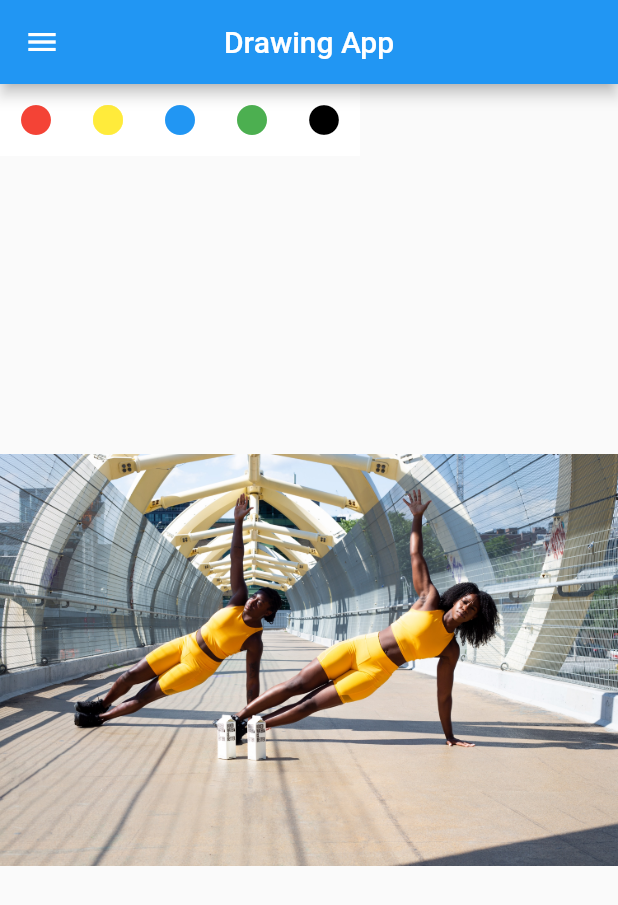
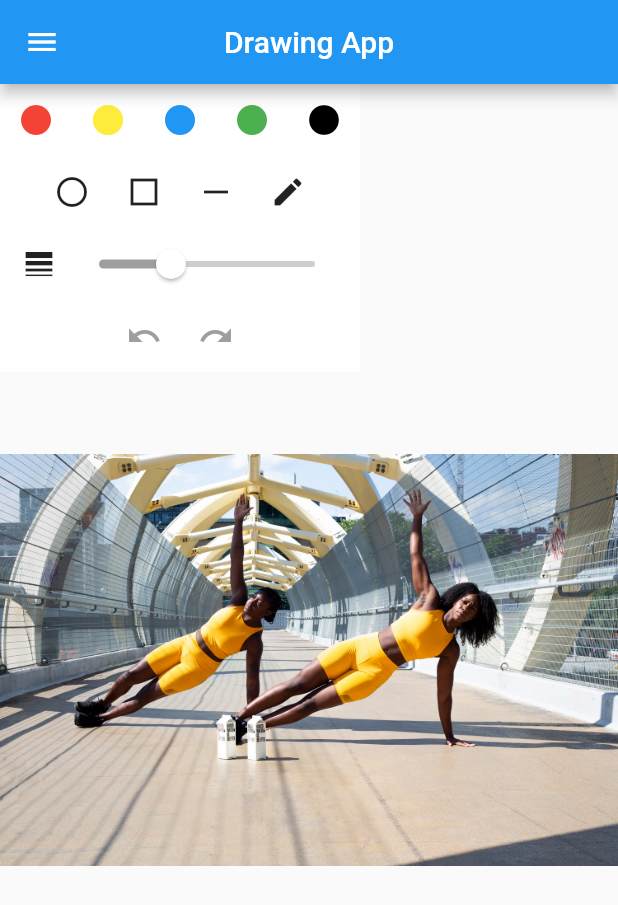
Before and after one commit to pie-sfac/2Team-Pain-Catchers, a Flutter app: the DrawingPage screen opened directly, on a phone screen of 412 x 824 dp. Shown: the top 905 px of the screen. Run offline on Flutter 3.47's test engine with Material 2 defaults, Android fonts, the phone set to English and light mode, and no system bars; our stand-ins replace camera, dio, flutter_riverpod, freezed_annotation, go_router, hive_flutter and 5 more; missing offline and left inert: flutter_ffmpeg, google_ml_kit, google_mlkit_commons, google_mlkit_pose_detection; accounts and stored records are empty; generated files the repository leaves out were written again.

Commit message:
undo, redo 구현

```diff
--- a/catchmypain/lib/provider/drawing_provider.dart
+++ b/catchmypain/lib/provider/drawing_provider.dart
@@ -3,16 +3,18 @@ import 'package:catchmypain/model/sketch.dart';
 import 'package:flutter/material.dart';
 import 'package:flutter_riverpod/flutter_riverpod.dart';
 
-// Color 타입의 StateProvider를 선언합니다.
-// 초기 값으로 Colors.blue를 설정합니다.
-final colorProvider = StateProvider<Color>((ref) {
+final colorProvider = StateProvider<Color>((ref) {    // Color 타입의 StateProvider를 선언합니다.
   return Colors.black;
 });
 
-final sizeProvider = StateProvider<double>((ref) => 10);
+final sizeProvider = StateProvider<double>((ref) => 10);    //strokeSize
 
-final sketchesProvider = StateProvider<List<Sketch>>((ref) => []);
+final sketchesProvider = StateProvider<List<Sketch>>((ref) => []);    //allSketches
 
-final sketchProvider = StateProvider<Sketch?>((ref) => null);
+final sketchProvider = StateProvider<Sketch?>((ref) => null);    //currentSketch
 
 final drawingModeProvider = StateProvider<DrawingMode>((ref) => DrawingMode.pencil);
+
+final stackProvider = StateProvider<List<Sketch>>((ref) => []);
+
+final saveProvider = StateProvider<List<Sketch>>((ref) => []);
--- a/catchmypain/lib/view/page/drawing_page.dart
+++ b/catchmypain/lib/view/page/drawing_page.dart
@@ -4,17 +4,48 @@ import 'package:catchmypain/provider/drawing_provider.dart';
 import 'package:catchmypain/view/widgets/drawing_canvas.dart';
 import 'package:flutter/material.dart';
 import 'package:flutter_riverpod/flutter_riverpod.dart';
+import 'package:catchmypain/model/sketch.dart';
 
 class DrawingPage extends ConsumerWidget {
   const DrawingPage({super.key});
   @override
   Widget build(BuildContext context, WidgetRef ref) {
     // colorProvider를 감시하여 현재 Color 상태를 가져옵니다.
-    // final selectedColor = ref.watch(colorProvider);
-    // final strokeSize = ref.watch(sizeProvider);
+    final selectedColor = ref.watch(colorProvider);
+    final strokeSize = ref.watch(sizeProvider);
     // final allSketches = ref.watch(sketchesProvider);
     // final currentSketch = ref.watch(sketchProvider);
+    // final sketchStack = ref.watch(stackProvider);
+
     bool isMenuOpen = true;
+
+    void undo() {
+      if (ref.read(sketchesProvider.notifier).state.isEmpty)
+        return;
+      else {
+        Sketch tmp = ref.read(sketchesProvider.notifier).state.removeLast();
+        ref.read(stackProvider.notifier).state.add(tmp);
+        ref.read(sketchProvider.notifier).state = Sketch(
+            points: [],
+            color: selectedColor,
+            size: strokeSize,
+            mode: DrawingMode.pencil);
+        // Trigger a rebuild after state change
+        ref.refresh(sketchProvider);
+
+      }
+    }
+
+    void redo() {
+      if (ref.read(stackProvider.notifier).state.isEmpty) {
+        return;
+      } else {
+        Sketch tmp = ref.read(stackProvider.notifier).state.removeLast();
+        ref.read(sketchesProvider.notifier).state.add(tmp);
+        ref.read(sketchProvider.notifier).state = tmp;
+        ref.refresh(sketchProvider);
+      }
+    }
 
     return Scaffold(
       appBar: AppBar(
@@ -96,73 +127,83 @@ class DrawingPage extends ConsumerWidget {
                             ),
                           ],
                         ),
-                        // Row(
-                        //   mainAxisSize: MainAxisSize.min,
-                        //   children: [
-                        //     IconButton(
-                        //       icon: Icon(Icons.circle_outlined),
-                        //       onPressed: () {
-                        //         drawingMode.value = DrawingMode.circle;
-                        //       },
-                        //     ),
-                        //     IconButton(
-                        //       icon: Icon(Icons.square_outlined),
-                        //       onPressed: () {
-                        //         drawingMode.value = DrawingMode.rect;
-                        //       },
-                        //     ),
-                        //     IconButton(
-                        //       icon: Icon(Icons.horizontal_rule),
-                        //       onPressed: () {
-                        //         drawingMode.value = DrawingMode.line;
-                        //       },
-                        //     ),
-                        //     IconButton(
-                        //       icon: Icon(Icons.edit),
-                        //       onPressed: () {
-                        //         drawingMode.value = DrawingMode.pencil;
-                        //       },
-                        //     ),
-                        //   ],
-                        // ),
-                        // Row(
-                        //   mainAxisSize: MainAxisSize.min,
-                        //   children: [
-                        //     SizedBox(
-                        //       width: 8,
-                        //     ),
-                        //     Icon(Icons.line_weight),
-                        //     SizedBox(
-                        //       width: 4,
-                        //     ),
-                        //     Slider(
-                        //       thumbColor: Colors.white,
-                        //       activeColor: Colors.grey,
-                        //       inactiveColor: Colors.grey.withOpacity(0.5),
-                        //       value: strokeSize.value,
-                        //       min: 0,
-                        //       max: 50,
-                        //       onChanged: (val) {
-                        //         strokeSize.value = val;
-                        //       },
-                        //     ),
-                        //   ],
-                        // ),
-                        // Row(
-                        //   mainAxisSize: MainAxisSize.min,
-                        //   children: [
-                        //     IconButton(
-                        //         onPressed: allSketches.value.isNotEmpty
-                        //             ? () => undoRedoStack.value.undo()
-                        //             : null,
-                        //         icon: Icon(Icons.undo)),
-                        //     IconButton(
-                        //         onPressed: allSketches.value.isNotEmpty
-                        //             ? () => undoRedoStack.value.redo()
-                        //             : null,
-                        //         icon: Icon(Icons.redo))
-                        //   ],
-                        // )
+                        Row(
+                          mainAxisSize: MainAxisSize.min,
+                          children: [
+                            IconButton(
+                              icon: Icon(Icons.circle_outlined),
+                              onPressed: () {
+                                ref.read(drawingModeProvider.notifier).state =
+                                    DrawingMode.circle;
+                              },
+                            ),
+                            IconButton(
+                              icon: Icon(Icons.square_outlined),
+                              onPressed: () {
+                                ref.read(drawingModeProvider.notifier).state =
+                                    DrawingMode.rect;
+                              },
+                            ),
+                            IconButton(
+                              icon: Icon(Icons.horizontal_rule),
+                              onPressed: () {
+                                ref.read(drawingModeProvider.notifier).state =
+                                    DrawingMode.line;
+                              },
+                            ),
+                            IconButton(
+                              icon: Icon(Icons.edit),
+                              onPressed: () {
+                                ref.read(drawingModeProvider.notifier).state =
+                                    DrawingMode.pencil;
+                              },
+                            ),
+                          ],
+                        ),
+                        Row(
+                          mainAxisSize: MainAxisSize.min,
+                          children: [
+                            SizedBox(
+                              width: 8,
+                            ),
+                            Icon(Icons.line_weight),
+                            SizedBox(
+                              width: 4,
+                            ),
+                            Slider(
+                              thumbColor: Colors.white,
+                              activeColor: Colors.grey,
+                              inactiveColor: Colors.grey.withOpacity(0.5),
+                              value: strokeSize,
+                              min: 0,
+                              max: 30,
+                              onChanged: (val) {
+                                ref.read(sizeProvider.notifier).state = val;
+                              },
+                            ),
+                          ],
+                        ),
+                        Row(
+                          mainAxisSize: MainAxisSize.min,
+                          children: [
+                            IconButton(
+                                onPressed: () => undo(),
+                                icon: (ref.watch(sketchesProvider).isNotEmpty)
+                                    ? Icon(Icons.undo)
+                                    : Icon(
+                                        Icons.undo,
+                                        color: Colors.grey,
+                                      )),
+                            IconButton(
+                                onPressed: () => redo(),
+                                icon: (ref.watch(stackProvider).isNotEmpty)
+                                    ? Icon(Icons.redo)
+                                    : Icon(
+                                        Icons.redo,
+                                        color: Colors.grey,
+                                      ))
+                          ],
+                        )
                       ],
                     ),
                   ),
@@ -170,7 +211,15 @@ class DrawingPage extends ConsumerWidget {
               ),
             ],
           ),
-          Text('빈 페이지'),
+          Column(
+            mainAxisSize: MainAxisSize.min,
+            // crossAxisAlignment: CrossAxisAlignment.baseline,
+            children: [
+              Stack(
+                children: [],
+              )
+            ],
+          ),
         ],
       ),
       // floatingActionButton: Column(
```
Also changed, not shown: catchmypain/lib/view/widgets/drawing_canvas.dart (+7 -4 lines).
